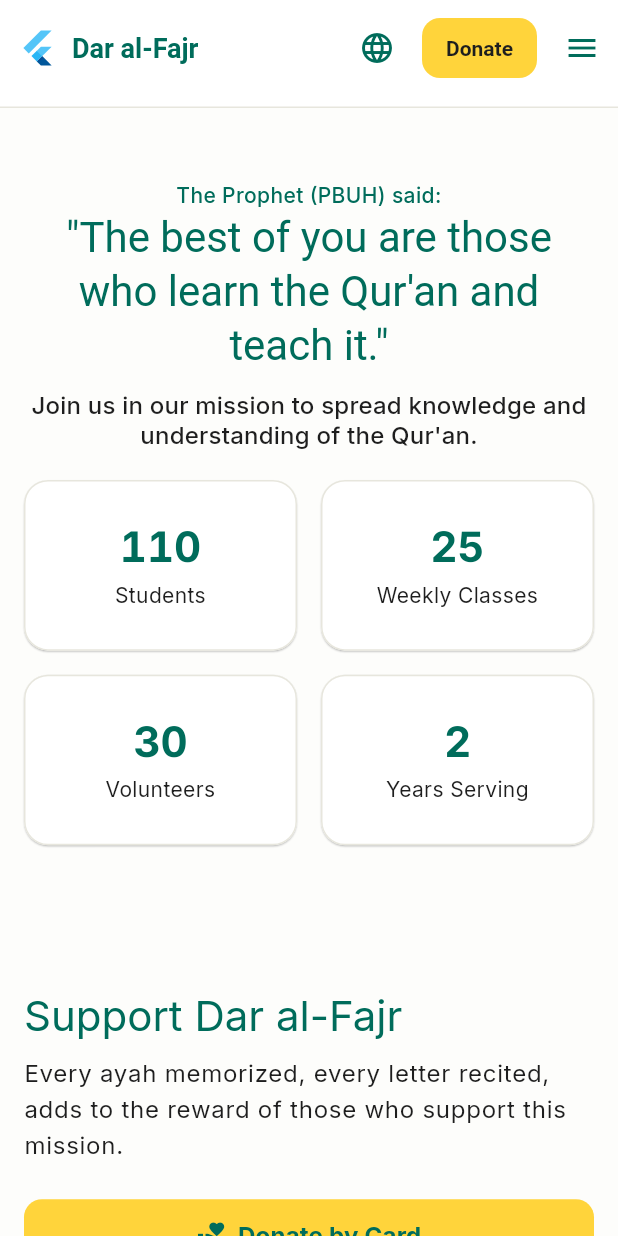
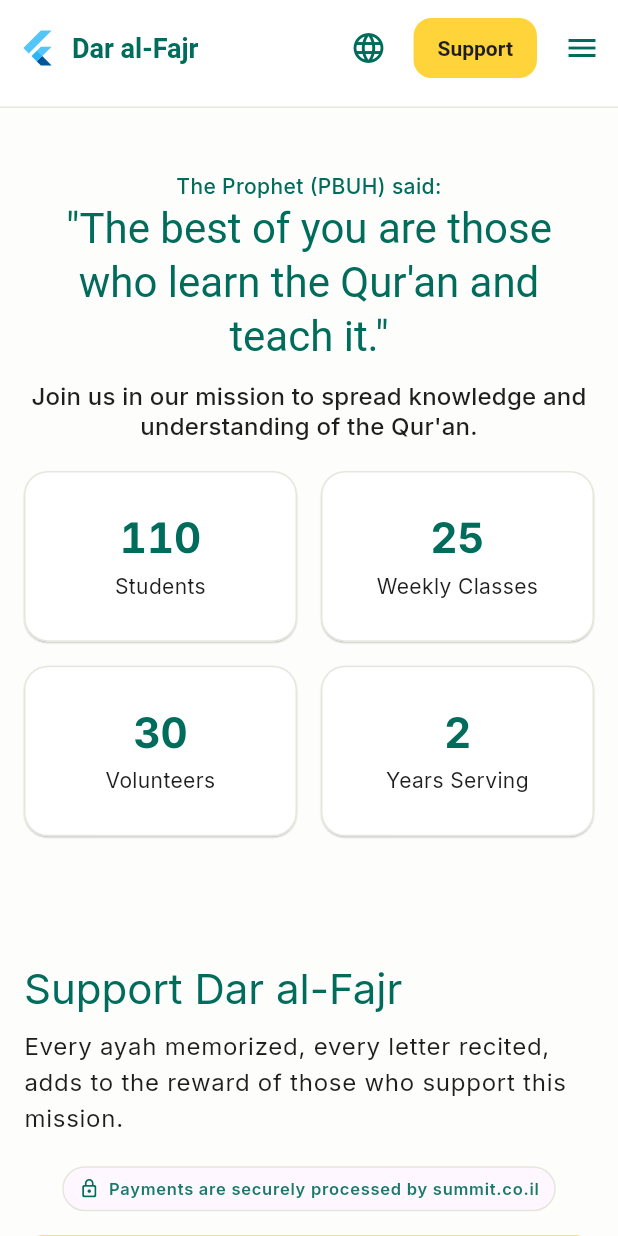
Before and after one commit to othman98shawgan/dar-al-fajr, a Flutter app: the screen it shows after launch, on a phone screen of 412 x 824 dp. Run offline on Flutter 3.47's test engine with Material 3 defaults, Android fonts, the phone set to English and light mode, and no system bars; our stand-ins replace font_awesome_flutter, google_fonts, shared_preferences; Roboto replaces fonts that are missing (Cairo).

Commit message:
Enhance donation section with provider badge and safer links
Added a provider badge under the donation subtitle to indicate secure payment processing. Improved CTA buttons for better accessibility and layout. Introduced a safety wrapper for external links to confirm the domain before launching, and updated copy-to-clipboard functionality for bank details. Also changed the navigation label from 'Donate' to 'Support' in English and adjusted section padding.

```diff
--- a/lib/content/site_content.dart
+++ b/lib/content/site_content.dart
@@ -236,7 +236,7 @@ class Member {
 class NavContent {
   static const home = {'en': 'Home', 'ar': 'الرئيسية', 'he': 'בית'};
   static const about = {'en': 'About', 'ar': 'من نحن', 'he': 'אודות'};
-  static const donate = {'en': 'Donate', 'ar': 'تبرّع', 'he': 'תרומה'};
+  static const donate = {'en': 'Support', 'ar': 'تبرّع', 'he': 'תרומה'};
   static const photos = {'en': 'Photos', 'ar': 'صور', 'he': 'תמונות'};
   static const contact = {'en': 'Contact', 'ar': 'تواصل', 'he': 'יצירת קשר'};
 }
--- a/lib/pages/landing_page.dart
+++ b/lib/pages/landing_page.dart
@@ -82,7 +82,7 @@ class Section extends StatelessWidget {
   @override
   Widget build(BuildContext context) {
     return Padding(
-      padding: const EdgeInsets.symmetric(vertical: 48.0, horizontal: 16),
+      padding: const EdgeInsets.symmetric(vertical: 42.0, horizontal: 16),
       child: Center(
         child: ConstrainedBox(
           constraints: const BoxConstraints(maxWidth: 1100),
--- a/lib/sections/donation_section.dart
+++ b/lib/sections/donation_section.dart
@@ -11,6 +11,8 @@ class DonationSection extends StatelessWidget {
   final AppLocale locale;
   const DonationSection({super.key, required this.locale});
 
+  static const _providerDomain = 'summit.co.il';
+
   @override
   Widget build(BuildContext context) {
     final w = MediaQuery.sizeOf(context).width;
@@ -20,7 +22,7 @@ class DonationSection extends StatelessWidget {
     final title = t(DonationContent.title, locale);
     final subtitle = t(DonationContent.subtitle, locale);
 
-    // Always render Hebrew bank details as requested
+    // Always show Hebrew bank details
     final bankBlock = t(DonationContent.bankDetails, 'he');
 
     final bankTitle = t(DonationContent.bankTitle, locale);
@@ -33,6 +35,13 @@ class DonationSection extends StatelessWidget {
     final donateUrl = ContentConfig.donateUrl;
     final studentUrl = ContentConfig.studentPayUrl;
 
+    final providerNote = t({
+      'en': 'Payments are securely processed by $_providerDomain',
+      'ar': 'يتم معالجة المدفوعات بأمان عبر $_providerDomain',
+      'he': 'התשלומים מעובדים באופן מאובטח דרך $_providerDomain',
+    }, locale);
+
+    // CTA sizing
     final ctaWidth = isMobile ? double.infinity : (w < 1200 ? 320.0 : 360.0);
     final ctaHeight = isMobile ? 48.0 : 60.0;
     final ctaPadding = EdgeInsets.symmetric(
@@ -51,7 +60,12 @@ class DonationSection extends StatelessWidget {
         const SizedBox(height: 8),
         Text(subtitle, style: Theme.of(context).textTheme.bodyLarge),
 
-        const SizedBox(height: 24),
+        const SizedBox(height: 20),
+
+        // Provider badge (outside the buttons)
+        Center(child: _ProviderBadge(text: providerNote)),
+
+        const SizedBox(height: 16),
 
         // === Two centered CTAs (row on desktop, stacked on mobile) ===
         Center(
@@ -62,36 +76,61 @@ class DonationSection extends StatelessWidget {
               runSpacing: 12,
               alignment: WrapAlignment.center,
               children: [
+                // Donate by card (filled)
                 SizedBox(
                   width: ctaWidth,
-                  child: FilledButton.icon(
+                  height: ctaHeight,
+                  child: FilledButton(
                     style: FilledButton.styleFrom(
-                      minimumSize: Size(ctaWidth, ctaHeight),
                       padding: ctaPadding,
                       textStyle: ctaTextStyle,
                       shape: RoundedRectangleBorder(borderRadius: BorderRadius.circular(12)),
                     ),
-                    onPressed: donateUrl.isEmpty
-                        ? null
-                        : () => launchUrl(Uri.parse(donateUrl), mode: LaunchMode.externalApplication),
-                    icon: Icon(Icons.volunteer_activism, size: ctaIconSize, color: Brand.green),
-                    label: Text(donateCta, style: const TextStyle(color: Brand.green)),
+                    onPressed: donateUrl.isEmpty ? null : () => _safeLaunch(context, donateUrl),
+                    child: Row(
+                      mainAxisSize: MainAxisSize.min,
+                      mainAxisAlignment: MainAxisAlignment.center,
+                      children: [
+                        Icon(Icons.volunteer_activism, size: ctaIconSize, color: Brand.green),
+                        const SizedBox(width: 10),
+                        Flexible(
+                          child: Text(
+                            donateCta,
+                            style: const TextStyle(color: Brand.green),
+                            overflow: TextOverflow.ellipsis,
+                          ),
+                        ),
+                      ],
+                    ),
                   ),
                 ),
+
+                // Student payment (tonal)
                 SizedBox(
                   width: ctaWidth,
-                  child: FilledButton.tonalIcon(
+                  height: ctaHeight,
+                  child: FilledButton.tonal(
                     style: FilledButton.styleFrom(
-                      minimumSize: Size(ctaWidth, ctaHeight),
                       padding: ctaPadding,
                       textStyle: ctaTextStyle,
                       shape: RoundedRectangleBorder(borderRadius: BorderRadius.circular(12)),
                     ),
-                    onPressed: studentUrl.isEmpty
-                        ? null
-                        : () => launchUrl(Uri.parse(studentUrl), mode: LaunchMode.externalApplication),
-                    icon: Icon(Icons.school, size: ctaIconSize, color: Brand.green),
-                    label: Text(studentCta, style: const TextStyle(color: Brand.green)),
+                    onPressed: studentUrl.isEmpty ? null : () => _safeLaunch(context, studentUrl),
+                    child: Row(
+                      mainAxisSize: MainAxisSize.min,
+                      mainAxisAlignment: MainAxisAlignment.center,
+                      children: [
+                        Icon(Icons.school, size: ctaIconSize, color: Brand.green),
+                        const SizedBox(width: 10),
+                        Flexible(
+                          child: Text(
+                            studentCta,
+                            style: const TextStyle(color: Brand.green),
+                            overflow: TextOverflow.ellipsis,
+                          ),
+                        ),
+                      ],
+                    ),
                   ),
                 ),
               ],
@@ -117,22 +156,32 @@ class DonationSection extends StatelessWidget {
                       Text(bankTitle, style: const TextStyle(fontWeight: FontWeight.w700)),
                     ]),
                     const SizedBox(height: 16),
-                    // keep the RTL block if you added it earlier:
+                    // Hebrew block should flow RTL
                     Row(
                       mainAxisAlignment: MainAxisAlignment.center,
                       children: [
                         Directionality(
-                            textDirection: TextDirection.rtl,
-                            child: SelectableText.rich(_buildBankDetailsSpan(bankBlock))),
+                          textDirection: TextDirection.rtl,
+                          child: SelectableText.rich(
+                            _buildBankDetailsSpan(bankBlock),
+                            style: const TextStyle(fontFamily: 'monospace', height: 1.5),
+                          ),
+                        ),
                       ],
                     ),
-
                     const SizedBox(height: 12),
                     Row(
                       mainAxisAlignment: MainAxisAlignment.end,
                       children: [
                         TextButton.icon(
-                          onPressed: () async {/* copy */},
+                          onPressed: () async {
+                            await Clipboard.setData(ClipboardData(text: bankBlock));
+                            if (context.mounted) {
+                              ScaffoldMessenger.of(context).showSnackBar(
+                                SnackBar(content: Text(copiedMsg)),
+                              );
+                            }
+                          },
                           icon: const Icon(Icons.copy),
                           label: Text(copyCta),
                         ),
@@ -145,6 +194,96 @@ class DonationSection extends StatelessWidget {
           ),
         ),
       ],
+    );
+  }
+
+  /// Safety wrapper: confirm & verify the domain before launching.
+  Future<void> _safeLaunch(BuildContext context, String url) async {
+    final uri = Uri.tryParse(url);
+    if (uri == null) return;
+    final host = uri.host.toLowerCase();
+    final trusted = host == _providerDomain || host.endsWith('.$_providerDomain');
+
+    if (!trusted) {
+      await showDialog<void>(
+        context: context,
+        builder: (ctx) => AlertDialog(
+          title: const Text('Unsafe link'),
+          content: Text('This link points to:\n$host\n\nExpected domain: $_providerDomain'),
+          actions: [
+            TextButton(onPressed: () => Navigator.pop(ctx), child: const Text('Close')),
+          ],
+        ),
+      );
+      return;
+    }
+
+    final proceed = await _confirmExternalLaunchDialog(context, uri);
+    if (proceed != true) return;
+
+    await launchUrl(uri, mode: LaunchMode.externalApplication);
+  }
+
+  Future<bool?> _confirmExternalLaunchDialog(BuildContext context, Uri uri) {
+    final l = LocaleScope.of(context).value;
+    final title = t({
+      'en': 'Leaving site',
+      'ar': 'ستغادر الموقع',
+      'he': 'אתם עומדים לצאת מהאתר',
+    }, l);
+    final msg = t({
+      'en': 'You are going to $_providerDomain.\nPlease verify the address before paying:\n${uri.toString()}',
+      'ar': 'ستنتقل إلى $_providerDomain.\nيرجى التحقق من العنوان قبل الدفع:\n${uri.toString()}',
+      'he': 'אתם עוברים ל־$_providerDomain.\nאשרו שהכתובת נכונה לפני התשלום:\n${uri.toString()}',
+    }, l);
+    final cancel = t({'en': 'Cancel', 'ar': 'إلغاء', 'he': 'ביטול'}, l);
+    final cont = t({'en': 'Continue', 'ar': 'متابعة', 'he': 'המשך'}, l);
+
+    return showDialog<bool>(
+      context: context,
+      builder: (ctx) => AlertDialog(
+        title: Text(title),
+        content: SelectableText(
+          msg,
+          style: const TextStyle(fontFamily: 'monospace', height: 1.3),
+        ),
+        actions: [
+          TextButton(onPressed: () => Navigator.pop(ctx, false), child: Text(cancel)),
+          FilledButton(onPressed: () => Navigator.pop(ctx, true), child: Text(cont)),
+        ],
+      ),
+    );
+  }
+}
+
+/// Small centered badge under the subtitle / above CTAs.
+class _ProviderBadge extends StatelessWidget {
+  final String text;
+  const _ProviderBadge({required this.text});
+
+  @override
+  Widget build(BuildContext context) {
+    return Container(
+      padding: const EdgeInsets.symmetric(horizontal: 10, vertical: 6),
+      decoration: BoxDecoration(
+        color: Theme.of(context).cardColor,
+        borderRadius: BorderRadius.circular(999),
+        border: Border.all(color: Brand.outline),
+      ),
+      child: Row(
+        mainAxisSize: MainAxisSize.min,
+        children: [
+          const Icon(Icons.lock_outline_rounded, size: 14, color: Brand.green),
+          const SizedBox(width: 6),
+          Text(
+            text,
+            style: Theme.of(context).textTheme.labelSmall?.copyWith(
+                  color: Brand.green.withOpacity(0.9),
+                  fontWeight: FontWeight.w600,
+                ),
+          ),
+        ],
+      ),
     );
   }
 }
```
